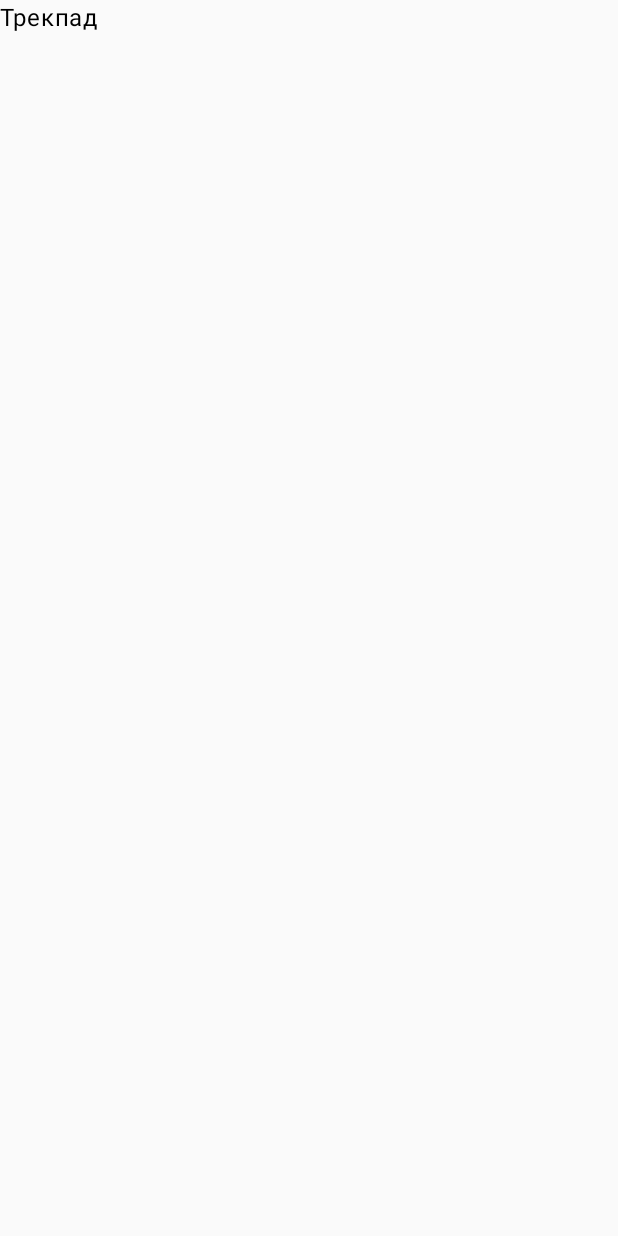
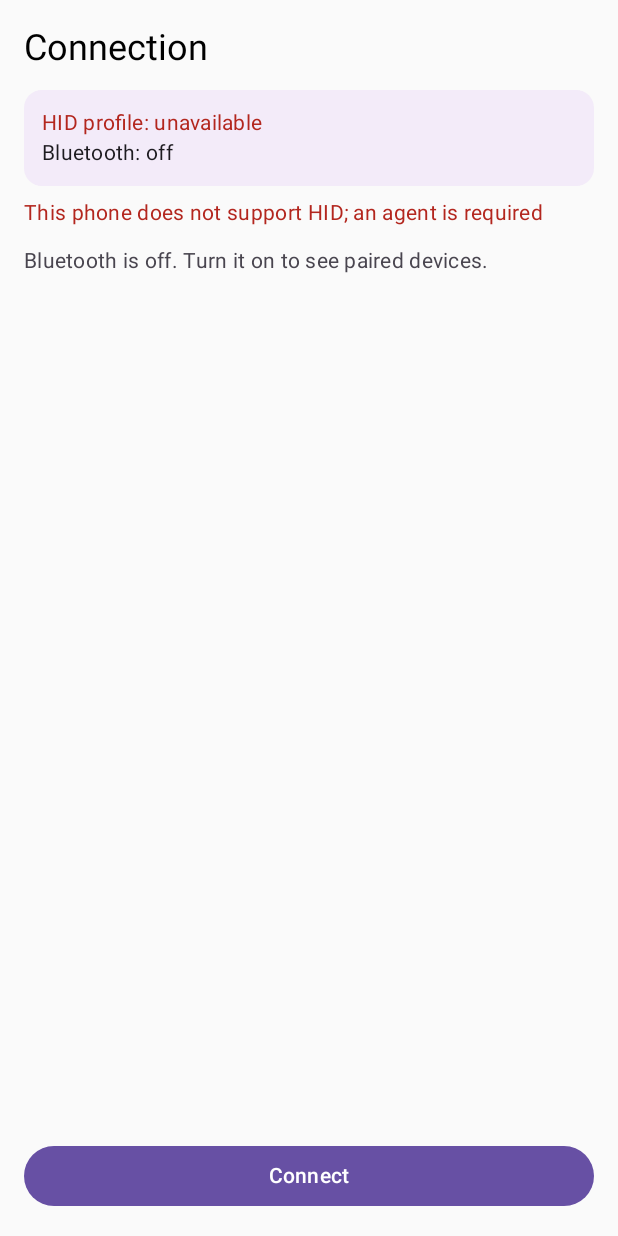
Before and after one commit to Appappars/pocket-input, an Android app built with Jetpack Compose: the screen it shows after launch (MainActivity), on a phone screen of 412 x 824 dp. Before the commit the screen is almost empty. Run offline under Robolectric (Android 15) with nearby library versions, the phone set to English and light mode, and no system bars; 1 statement that could not run was skipped.

Commit message:
PocketInput фаза 0: прогон на эмуляторе, чистка математики трекпада, права FGS, экран подключения

```diff
--- a/android/app/src/main/AndroidManifest.xml
+++ b/android/app/src/main/AndroidManifest.xml
@@ -12,6 +12,10 @@
     <!-- Runtime Bluetooth permissions (API 31+) -->
     <uses-permission android:name="android.permission.BLUETOOTH_CONNECT" />
     <uses-permission android:name="android.permission.BLUETOOTH_SCAN" />
+    <!-- Foreground service: без FOREGROUND_SERVICE startForeground падает SecurityException
+         (находка эмулятора, фаза 0). Для type=connectedDevice на API 34 нужен и второй. -->
+    <uses-permission android:name="android.permission.FOREGROUND_SERVICE" />
+    <uses-permission android:name="android.permission.FOREGROUND_SERVICE_CONNECTED_DEVICE" />
 
     <!-- Notification permission (API 33+) -->
     <uses-permission android:name="android.permission.POST_NOTIFICATIONS" />
--- a/android/app/src/main/kotlin/dev/pocketinput/MainActivity.kt
+++ b/android/app/src/main/kotlin/dev/pocketinput/MainActivity.kt
@@ -5,10 +5,15 @@ import android.os.Bundle
 import androidx.activity.ComponentActivity
 import androidx.activity.compose.setContent
 import androidx.compose.material3.MaterialTheme
-import androidx.compose.material3.Text
-import androidx.compose.ui.res.stringResource
+import androidx.compose.runtime.getValue
+import androidx.compose.runtime.mutableStateOf
+import androidx.compose.runtime.remember
+import androidx.compose.runtime.setValue
 import androidx.core.content.ContextCompat
+import dev.pocketinput.hid.HidTransport
 import dev.pocketinput.service.PocketInputService
+import dev.pocketinput.ui.connect.ConnectScreen
+import dev.pocketinput.ui.trackpad.TrackpadScreen
 
 /**
  * Точка входа приложения. Фаза 0: спайк HID, один экран без UI-дизайна.
@@ -16,6 +21,8 @@ import dev.pocketinput.service.PocketInputService
  * в модуле ui (фаза 1).
  */
 class MainActivity : ComponentActivity() {
+
+    private lateinit var transport: HidTransport
 
     override fun onCreate(savedInstanceState: Bundle?) {
         super.onCreate(savedInstanceState)
@@ -25,10 +32,28 @@ class MainActivity : ComponentActivity() {
             Intent(this, PocketInputService::class.java),
         )
 
+        transport = HidTransport(this)
+        transport.start()
+
         setContent {
             MaterialTheme {
-                Text(text = stringResource(R.string.trackpad_title))
+                var connected by remember { mutableStateOf(false) }
+                if (connected) {
+                    TrackpadScreen(transport = transport)
+                } else {
+                    ConnectScreen(
+                        transport = transport,
+                        onConnected = { connected = true },
+                    )
+                }
             }
         }
     }
+
+    override fun onDestroy() {
+        if (::transport.isInitialized) {
+            transport.stop()
+        }
+        super.onDestroy()
+    }
 }
--- a/android/app/src/main/kotlin/dev/pocketinput/ui/connect/ConnectScreen.kt
+++ b/android/app/src/main/kotlin/dev/pocketinput/ui/connect/ConnectScreen.kt
@@ -6,15 +6,20 @@ import android.bluetooth.BluetoothDevice
 import android.os.Build
 import androidx.activity.compose.rememberLauncherForActivityResult
 import androidx.activity.result.contract.ActivityResultContracts
+import androidx.compose.foundation.layout.Arrangement
 import androidx.compose.foundation.layout.Column
 import androidx.compose.foundation.layout.Row
+import androidx.compose.foundation.layout.Spacer
 import androidx.compose.foundation.layout.fillMaxSize
+import androidx.compose.foundation.layout.fillMaxWidth
+import androidx.compose.foundation.layout.height
 import androidx.compose.foundation.layout.padding
 import androidx.compose.foundation.lazy.LazyColumn
 import androidx.compose.foundation.lazy.items
 import androidx.compose.material3.Button
 import androidx.compose.material3.MaterialTheme
 import androidx.compose.material3.RadioButton
+import androidx.compose.material3.Surface
 import androidx.compose.material3.Text
 import androidx.compose.runtime.Composable
 import androidx.compose.runtime.LaunchedEffect
@@ -28,6 +33,7 @@ import androidx.compose.ui.res.stringResource
 import androidx.compose.ui.unit.dp
 import dev.pocketinput.R
 import dev.pocketinput.hid.HidTransport
+import kotlinx.coroutines.delay
 
 /**
  * Фаза 0, spec/05-roadmap-qa.md 5.3 п.5: список спаренных устройств,
@@ -41,8 +47,12 @@ fun ConnectScreen(transport: HidTransport, onConnected: () -> Unit) {
 
     var devices by remember { mutableStateOf<List<BluetoothDevice>>(emptyList()) }
     var selected by remember { mutableStateOf<BluetoothDevice?>(null) }
+    // Профиль HID выдаётся асинхронно (getProfileProxy), поэтому статус перечитываем.
+    var hidAvailable by remember { mutableStateOf(transport.isHidSupported()) }
+    var btEnabled by remember {
+        mutableStateOf(BluetoothAdapter.getDefaultAdapter()?.isEnabled == true)
+    }
 
-    // Android 12+ (S): BLUETOOTH_CONNECT нужен ДО чтения bondedDevices и device.name
     val permissionLauncher = rememberLauncherForActivityResult(
         ActivityResultContracts.RequestMultiplePermissions()
     ) { grants ->
@@ -57,24 +67,80 @@ fun ConnectScreen(transport: HidTransport, onConnected: () -> Unit) {
         } else {
             devices = readBondedDevices()
         }
+        // ждём колбэк профиля: на части прошивок он приходит через 200-800 мс
+        repeat(6) {
+            delay(300)
+            hidAvailable = transport.isHidSupported()
+            btEnabled = BluetoothAdapter.getDefaultAdapter()?.isEnabled == true
+            if (devices.isEmpty()) devices = readBondedDevices()
+        }
     }
 
     Column(modifier = Modifier.fillMaxSize().padding(16.dp)) {
-        if (!transport.isHidSupported()) {
+        Text(
+            text = stringResource(R.string.connect_title),
+            style = MaterialTheme.typography.headlineSmall,
+        )
+        Spacer(Modifier.height(12.dp))
+
+        Surface(
+            tonalElevation = 2.dp,
+            shape = MaterialTheme.shapes.medium,
+            modifier = Modifier.fillMaxWidth(),
+        ) {
+            Column(modifier = Modifier.padding(12.dp)) {
+                Text(
+                    text = stringResource(
+                        if (hidAvailable) R.string.status_hid_ok else R.string.status_hid_none
+                    ),
+                    style = MaterialTheme.typography.bodyMedium,
+                    color = if (hidAvailable) {
+                        MaterialTheme.colorScheme.onSurface
+                    } else {
+                        MaterialTheme.colorScheme.error
+                    },
+                )
+                Text(
+                    text = stringResource(
+                        if (btEnabled) R.string.status_bt_on else R.string.status_bt_off
+                    ),
+                    style = MaterialTheme.typography.bodyMedium,
+                )
+            }
+        }
+
+        if (!hidAvailable) {
+            Spacer(Modifier.height(8.dp))
             // Дословная строка из @string/error_no_hid: «Телефон не поддерживает HID; нужен агент».
-            // Приложение не падает: только показываем текст.
             Text(
                 text = errorNoHid,
                 color = MaterialTheme.colorScheme.error,
-                modifier = Modifier.padding(bottom = 8.dp)
+                style = MaterialTheme.typography.bodyMedium,
             )
         }
+
+        Spacer(Modifier.height(12.dp))
+
         LazyColumn(modifier = Modifier.weight(1f)) {
+            if (devices.isEmpty()) {
+                item {
+                    Text(
+                        text = stringResource(
+                            if (btEnabled) R.string.empty_devices else R.string.empty_devices_bt_off
+                        ),
+                        style = MaterialTheme.typography.bodyMedium,
+                        color = MaterialTheme.colorScheme.onSurfaceVariant,
+                    )
+                }
+            }
             items(devices) { device ->
-                Row(verticalAlignment = Alignment.CenterVertically) {
+                Row(
+                    verticalAlignment = Alignment.CenterVertically,
+                    horizontalArrangement = Arrangement.Start,
+                ) {
                     RadioButton(
                         selected = selected == device,
-                        onClick = { selected = device }
+                        onClick = { selected = device },
                     )
                     Column(modifier = Modifier.padding(start = 8.dp)) {
                         Text(device.name ?: device.address)
@@ -83,9 +149,10 @@ fun ConnectScreen(transport: HidTransport, onConnected: () -> Unit) {
                 }
             }
         }
-        Button(onClick = {
+
+        Button(
+            onClick = {
                 val device = selected
-            // transport.connectTo(device) — если такой метод есть; иначе просто onConnected().
                 val connectTo = transport.javaClass.methods.firstOrNull {
                     it.name == "connectTo" && it.parameterTypes.size == 1
                 }
@@ -93,7 +160,9 @@ fun ConnectScreen(transport: HidTransport, onConnected: () -> Unit) {
                     runCatching { connectTo.invoke(transport, device) }
                 }
                 onConnected()
-        }) {
+            },
+            modifier = Modifier.fillMaxWidth(),
+        ) {
             Text(connectLabel)
         }
     }
--- a/android/app/src/main/res/values/strings.xml
+++ b/android/app/src/main/res/values/strings.xml
@@ -1,10 +1,17 @@
-<?xml version="1.0" encoding="utf-8"?>
 <resources>
     <string name="app_name">PocketInput</string>
     <string name="notif_title">PocketInput</string>
-    <string name="notif_connected">подключено</string>
-    <string name="notif_disconnected">нет подключения</string>
-    <string name="connect_button">Подключить</string>
-    <string name="error_no_hid">Телефон не поддерживает HID; нужен агент</string>
-    <string name="trackpad_title">Трекпад</string>
+    <string name="notif_connected">connected</string>
+    <string name="notif_disconnected">not connected</string>
+    <string name="connect_button">Connect</string>
+    <string name="error_no_hid">This phone does not support HID; an agent is required</string>
+    <string name="trackpad_title">Trackpad</string>
+    <string name="connect_title">Connection</string>
+    <string name="status_hid_ok">HID profile: available</string>
+    <string name="status_hid_none">HID profile: unavailable</string>
+    <string name="status_bt_on">Bluetooth: on</string>
+    <string name="status_bt_off">Bluetooth: off</string>
+    <string name="empty_devices_bt_off">Bluetooth is off. Turn it on to see paired devices.</string>
+    <string name="empty_devices">No paired devices. Pair the PC in Bluetooth settings.</string>
+    <string name="trackpad_hint">Drag to move the cursor, tap to click.</string>
 </resources>
```
Also changed, not shown: android/app/src/main/kotlin/dev/pocketinput/service/PocketInputService.kt (+15 -0 lines), android/app/src/main/kotlin/dev/pocketinput/ui/trackpad/TrackpadMath.kt (added, +52 -0 lines), android/app/src/main/kotlin/dev/pocketinput/ui/trackpad/TrackpadScreen.kt (+18 -20 lines), 3 other files. Lines whose indentation alone changed are shown as unchanged.
